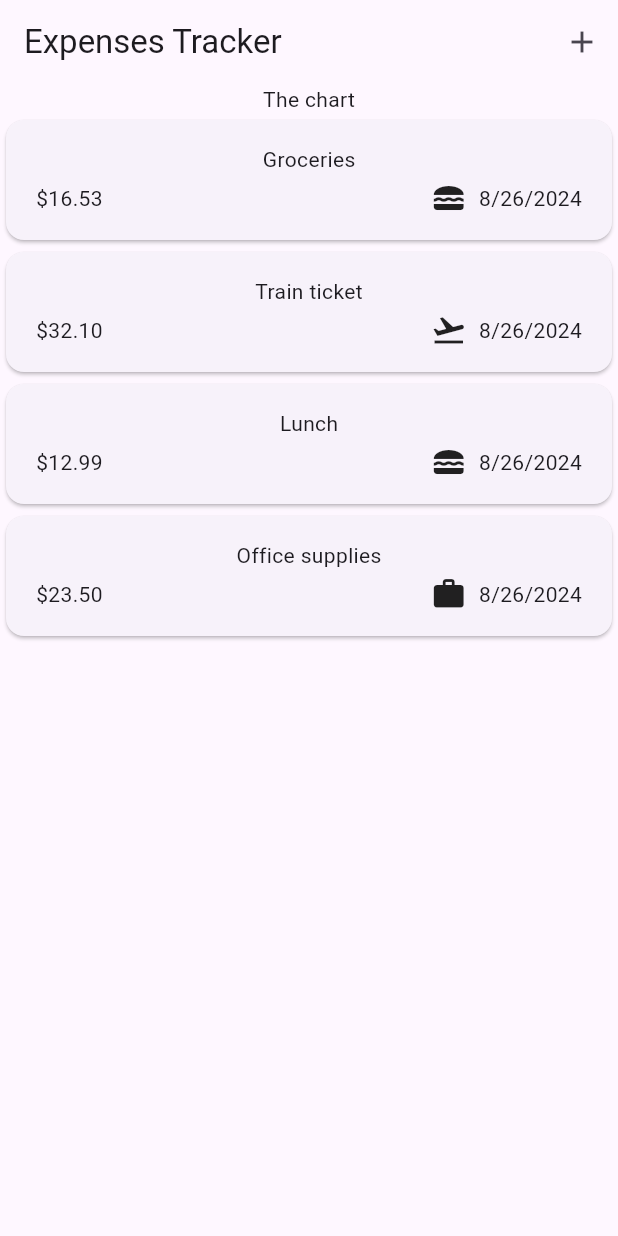
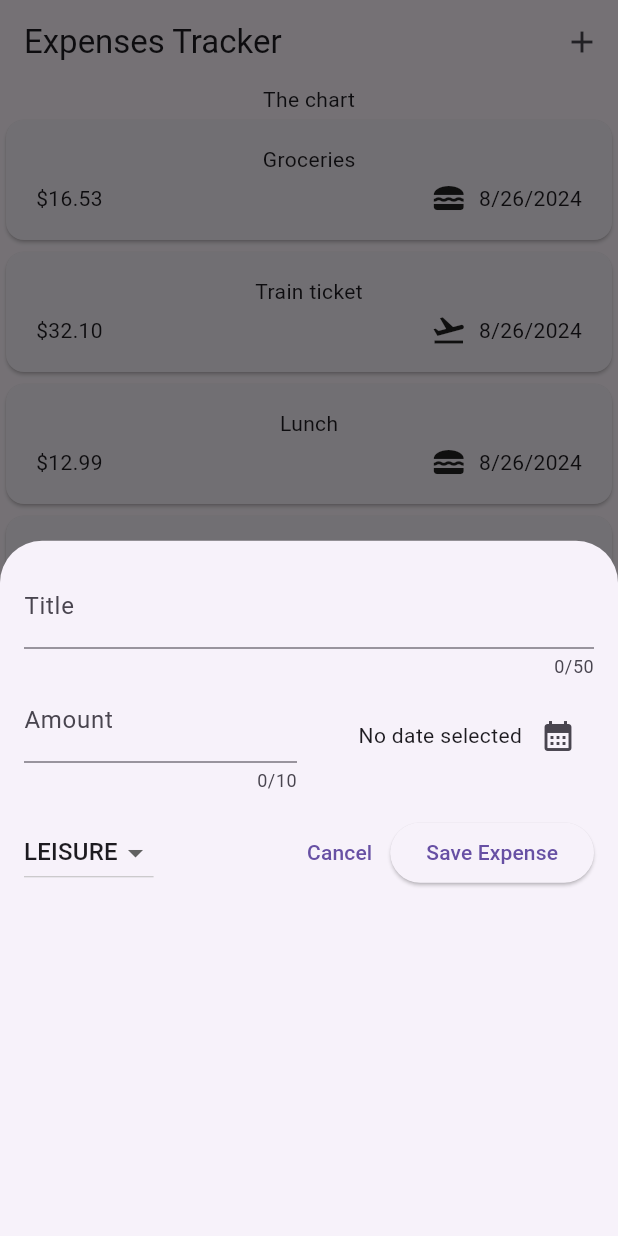
Before and after one commit to Jiiahhhh/belajar-flutter, a Flutter app: the screen it shows after launch, after a tap on the "add" icon, on a phone screen of 412 x 824 dp. Run offline on Flutter 3.47's test engine with Material 3 defaults, Android fonts, the phone set to English and light mode, and no system bars; our stand-ins replace google_fonts.

Commit message:
Expenses Tracker - Buat Modal untuk input pengeluaran

```diff
--- a/expenses_tracker/lib/widgets/expenses.dart
+++ b/expenses_tracker/lib/widgets/expenses.dart
@@ -1,3 +1,4 @@
+import 'package:expenses_tracker/widgets/new_expense.dart';
 import 'package:flutter/material.dart';
 import 'package:expenses_tracker/models/expense.dart';
 import 'package:expenses_tracker/widgets/expenses_list/expenses_list.dart';
@@ -37,6 +38,18 @@
     ),
   ];
 
+  void _openAddExpenseOverlay() {
+    showModalBottomSheet(
+        context: context,
+        builder: (ctx) => NewExpense(onAddExpense: _addExpense));
+  }
+
+  void _addExpense(Expense expense) {
+    setState(() {
+      _registeredExpenses.add(expense);
+    });
+  }
+
   @override
   Widget build(BuildContext context) {
     return Scaffold(
@@ -46,7 +59,7 @@
           IconButton(
             icon: const Icon(Icons.add),
             onPressed: () {
-              // Add a new expense
+              _openAddExpenseOverlay();
             },
           )
         ],
--- /dev/null
+++ b/expenses_tracker/lib/widgets/new_expense.dart
@@ -0,0 +1,155 @@
+import 'package:flutter/material.dart';
+import 'package:expenses_tracker/models/expense.dart';
+
+class NewExpense extends StatefulWidget {
+  const NewExpense({super.key, required this.onAddExpense});
+
+  final void Function(Expense expense) onAddExpense;
+
+  @override
+  State<NewExpense> createState() => _NewExpenseState();
+}
+
+class _NewExpenseState extends State<NewExpense> {
+  final _titleController = TextEditingController();
+  final _amountController = TextEditingController();
+  DateTime? _selectedDate;
+  Category _selectedCategory = Category.leisure;
+
+  void _presentDatePicker() async {
+    final now = DateTime.now();
+    final firstDate = DateTime(now.year - 1, now.month, now.day);
+    final pickedDate = await showDatePicker(
+      context: context,
+      initialDate: now,
+      firstDate: firstDate,
+      lastDate: now,
+    );
+    setState(() {
+      _selectedDate = pickedDate;
+    });
+  }
+
+  void _submitExpenseData() {
+    final enteredAmount = double.tryParse(_amountController.text);
+    final amountIsInvalid = enteredAmount == null || enteredAmount <= 0;
+    if (_titleController.text.trim().isEmpty ||
+        amountIsInvalid ||
+        _selectedDate == null) {
+      showDialog(
+        context: context,
+        builder: (ctx) => AlertDialog(
+          title: const Text('Invalid input'),
+          content: const Text(
+              'Please make sure a valid title, amount, date and category was entered.'),
+          actions: [
+            TextButton(
+                onPressed: () {
+                  Navigator.pop(ctx);
+                },
+                child: const Text('Okay'))
+          ],
+        ),
+      );
+      return;
+    }
+
+    widget.onAddExpense(Expense(
+        title: _titleController.text,
+        amount: enteredAmount,
+        date: _selectedDate!,
+        category: _selectedCategory));
+  }
+
+  @override
+  void dispose() {
+    _titleController.dispose();
+    _amountController.dispose();
+    super.dispose();
+  }
+
+  @override
+  Widget build(BuildContext context) {
+    return Padding(
+      padding: const EdgeInsets.all(16),
+      child: Column(
+        children: [
+          TextField(
+            controller: _titleController,
+            maxLength: 50,
+            decoration: const InputDecoration(label: Text("Title")),
+          ),
+          Row(
+            children: [
+              Expanded(
+                child: TextField(
+                  controller: _amountController,
+                  keyboardType: TextInputType.number,
+                  maxLength: 10,
+                  decoration: const InputDecoration(
+                      label: Text("Amount"), prefixText: '\$ '),
+                ),
+              ),
+              const SizedBox(width: 16),
+              Expanded(
+                child: Row(
+                  mainAxisAlignment: MainAxisAlignment.end,
+                  crossAxisAlignment: CrossAxisAlignment.center,
+                  children: [
+                    Text(_selectedDate == null
+                        ? 'No date selected'
+                        : formattter.format(_selectedDate!)),
+                    IconButton(
+                      onPressed: _presentDatePicker,
+                      icon: const Icon(
+                        Icons.calendar_month,
+                      ),
+                    ),
+                  ],
+                ),
+              ),
+            ],
+          ),
+          const SizedBox(height: 16),
+          Row(
+            children: [
+              DropdownButton(
+                value: _selectedCategory,
+                items: Category.values
+                    .map(
+                      (category) => DropdownMenuItem(
+                        value: category,
+                        child: Text(
+                          category.name.toUpperCase(),
+                        ),
+                      ),
+                    )
+                    .toList(),
+                onChanged: (value) {
+                  if (value == null) {
+                    return;
+                  }
+                  setState(() {
+                    _selectedCategory = value;
+                  });
+                },
+              ),
+              const Spacer(),
+              TextButton(
+                  onPressed: () {
+                    Navigator.pop(context);
+                  },
+                  child: const Text("Cancel")),
+              ElevatedButton(
+                onPressed: () {
+                  _submitExpenseData();
+                },
+                child: const Text('Save Expense'),
+              ),
+            ],
+          )
+        ],
+      ),
+    );
+  }
+}
```
